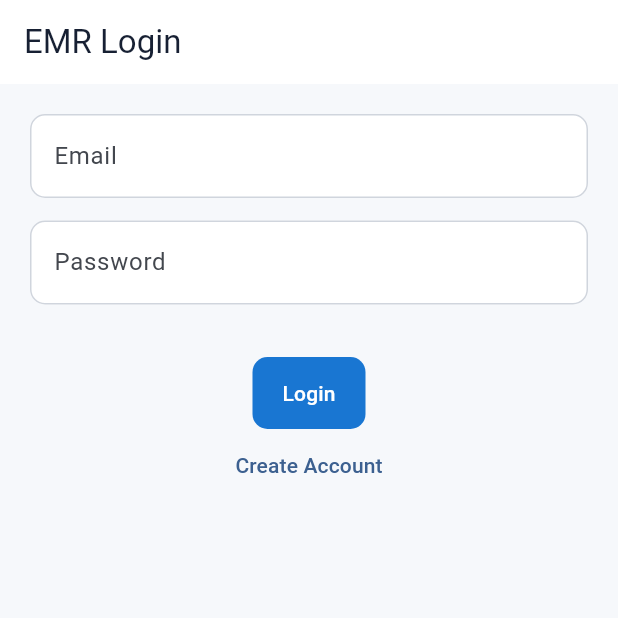
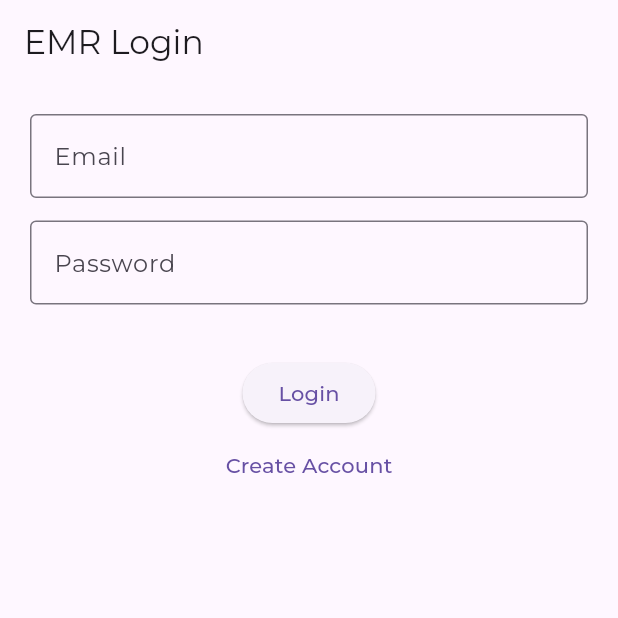
Before and after one commit to Hamzanasim27/emr-system, a Flutter app: the screen it shows after launch, on a phone screen of 412 x 824 dp, the top half of it. Run offline on Flutter 3.47's test engine with Material 3 defaults, Android fonts, the phone set to English and light mode, and no system bars; our stand-ins replace dio, file_picker, flutter_secure_storage; project files that could hold a hidden picture were left out.

Commit message:
Update frontend dashboard UI

```diff
--- a/frontend/lib/main.dart
+++ b/frontend/lib/main.dart
@@ -1,7 +1,7 @@
 import 'package:flutter/material.dart';
 
 import 'core/api/api_client.dart';
-import 'auth/login_screen.dart';
+import '/auth/login_screen.dart';
 
 void main() async {
   WidgetsFlutterBinding.ensureInitialized();
@@ -11,70 +11,6 @@ void main() async {
   runApp(const MyApp());
 }
 
-class EMRAppTheme {
-  static ThemeData lightTheme = ThemeData(
-    useMaterial3: true,
-    scaffoldBackgroundColor: const Color(0xFFF6F8FB),
-    colorScheme: ColorScheme.fromSeed(
-      seedColor: const Color(0xFF1976D2),
-      brightness: Brightness.light,
-    ),
-    appBarTheme: const AppBarTheme(
-      backgroundColor: Colors.white,
-      foregroundColor: Color(0xFF172033),
-      elevation: 0,
-      centerTitle: false,
-    ),
-    cardTheme: CardThemeData(
-      color: Colors.white,
-      elevation: 0,
-      margin: EdgeInsets.zero,
-      shape: RoundedRectangleBorder(
-        borderRadius: BorderRadius.all(
-          Radius.circular(14),
-        ),
-      ),
-    ),
-    inputDecorationTheme: InputDecorationTheme(
-      filled: true,
-      fillColor: Colors.white,
-      border: OutlineInputBorder(
-        borderRadius: BorderRadius.circular(10),
-        borderSide: const BorderSide(
-          color: Color(0xFFD0D5DD),
-        ),
-      ),
-      enabledBorder: OutlineInputBorder(
-        borderRadius: BorderRadius.circular(10),
-        borderSide: const BorderSide(
-          color: Color(0xFFD0D5DD),
-        ),
-      ),
-      focusedBorder: OutlineInputBorder(
-        borderRadius: BorderRadius.circular(10),
-        borderSide: const BorderSide(
-          color: Color(0xFF1976D2),
-          width: 2,
-        ),
-      ),
-    ),
-    elevatedButtonTheme: ElevatedButtonThemeData(
-      style: ElevatedButton.styleFrom(
-        backgroundColor: const Color(0xFF1976D2),
-        foregroundColor: Colors.white,
-        elevation: 0,
-        padding: const EdgeInsets.symmetric(
-          horizontal: 20,
-          vertical: 14,
-        ),
-        shape: RoundedRectangleBorder(
-          borderRadius: BorderRadius.circular(10),
-        ),
-      ),
-    ),
-  );
-}
-
 class MyApp extends StatelessWidget {
   const MyApp({super.key});
 
@@ -82,8 +18,10 @@ class MyApp extends StatelessWidget {
   Widget build(BuildContext context) {
     return MaterialApp(
       debugShowCheckedModeBanner: false,
-      theme: EMRAppTheme.lightTheme,
-      home: const LoginScreen(),
+      theme: ThemeData(
+        fontFamily: 'Montserrat',
+      ),
+      home: LoginScreen(),
     );
   }
 }
```
Also changed, not shown: 2 other files.
